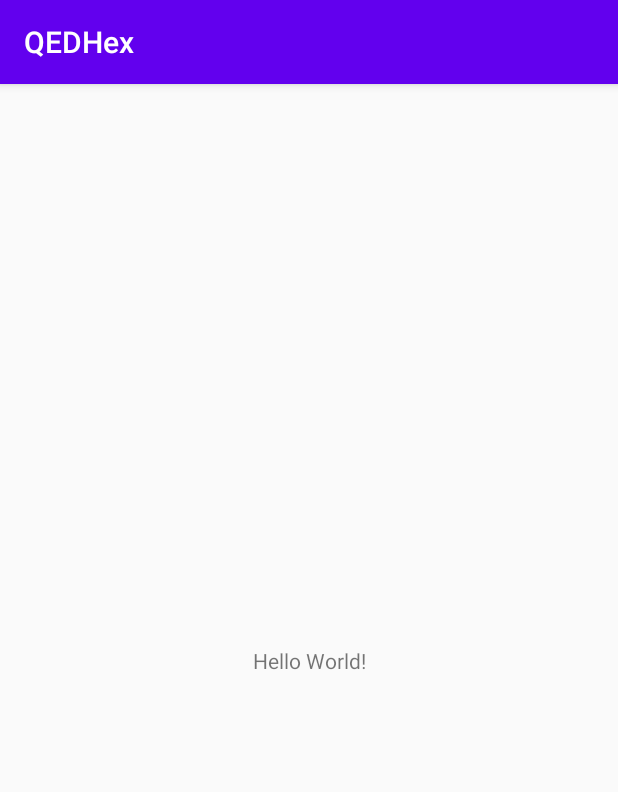
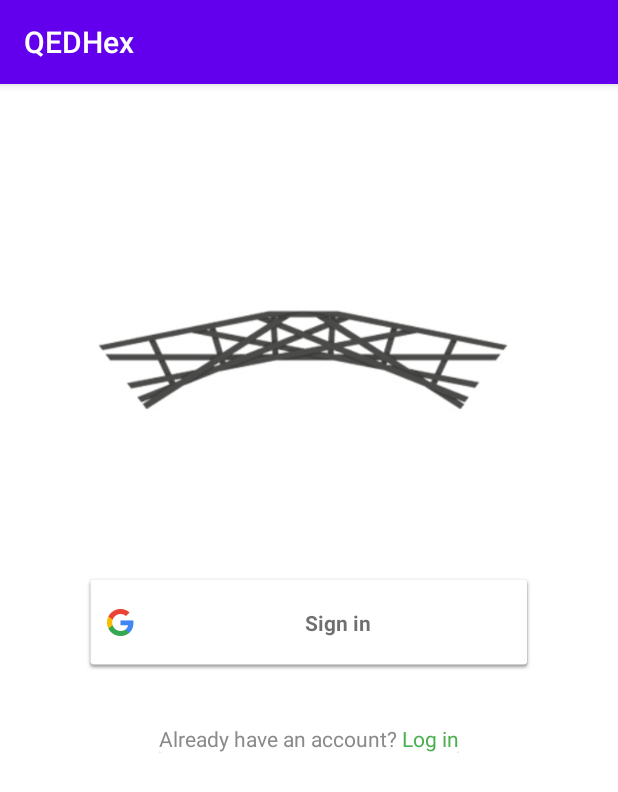
Before and after one commit to shonky11/QEDHex, an Android app: the screen it shows after launch (MainActivity before the commit, SignUpActivity after it), on a phone screen of 412 x 824 dp. Shown: the top 792 px of the screen. Run offline under Robolectric (Android 15) with nearby library versions, the light colour scheme and no system bars; our stand-ins replace Firebase (no records; nobody signed in at launch, a user with empty details on screens opened directly).

Commit message:
sign up activity and user object added

```diff
--- /dev/null
+++ b/app/src/main/java/com/qads/qedhex/SignUpActivity.java
@@ -0,0 +1,212 @@
+package com.qads.qedhex;
+
+import android.content.Intent;
+import android.os.Bundle;
+import android.util.Log;
+import android.view.View;
+import android.widget.ImageView;
+import android.widget.LinearLayout;
+import android.widget.Toast;
+
+import androidx.annotation.NonNull;
+import androidx.annotation.Nullable;
+import androidx.appcompat.app.AppCompatActivity;
+import androidx.cardview.widget.CardView;
+
+import com.google.android.gms.auth.api.signin.GoogleSignIn;
+import com.google.android.gms.auth.api.signin.GoogleSignInAccount;
+import com.google.android.gms.auth.api.signin.GoogleSignInClient;
+import com.google.android.gms.auth.api.signin.GoogleSignInOptions;
+import com.google.android.gms.common.SignInButton;
+import com.google.android.gms.common.api.ApiException;
+import com.google.android.gms.tasks.OnCompleteListener;
+import com.google.android.gms.tasks.OnFailureListener;
+import com.google.android.gms.tasks.OnSuccessListener;
+import com.google.android.gms.tasks.Task;
+import com.google.firebase.auth.AuthCredential;
+import com.google.firebase.auth.AuthResult;
+import com.google.firebase.auth.FirebaseAuth;
+import com.google.firebase.auth.FirebaseUser;
+import com.google.firebase.auth.GoogleAuthProvider;
+import com.google.firebase.firestore.DocumentReference;
+import com.google.firebase.firestore.DocumentSnapshot;
+import com.google.firebase.firestore.FirebaseFirestore;
+
+import java.util.Objects;
+
+public class SignUpActivity extends AppCompatActivity {
+
+    private static final String TAG = "LoginActivity";
+    private static final int RC_SIGN_IN = 9001;
+
+    private SignInButton mSignInButton;
+    private ImageView sign_in_button;
+
+    private LinearLayout login_layout;
+    private CardView login_card;
+
+    private GoogleSignInClient mSignInClient;
+
+    // Firebase instance variables
+    private FirebaseAuth mFirebaseAuth;
+    private FirebaseAuth firebaseAuth = FirebaseAuth.getInstance();
+    private FirebaseAuth.AuthStateListener mAuthStateListener;
+
+    @Override
+    protected void onCreate(@Nullable Bundle savedInstanceState) {
+        super.onCreate(savedInstanceState);
+        setContentView(R.layout.activity_sign_up);
+
+        // Assign fields
+        mFirebaseAuth = FirebaseAuth.getInstance();
+        //mSignInButton = (SignInButton) findViewById(R.id.sign_in_button);
+        //sign_in_button = (ImageView) findViewById(R.id.sign_in_button_image);
+
+        SignInButton sign_in_button = findViewById(R.id.sign_in_button);
+        sign_in_button.setSize(SignInButton.SIZE_STANDARD);
+
+        sign_in_button.setOnClickListener(new View.OnClickListener() {
+            @Override
+            public void onClick(View view) {
+                signIn();
+            }
+        });
+
+        login_layout = findViewById(R.id.login_layout);
+        login_card = (CardView) findViewById(R.id.login_card);
+
+        login_card.setOnClickListener(new View.OnClickListener() {
+            @Override
+            public void onClick(View view) {
+                signIn();
+            }
+        });
+
+        // Configure Google Sign In
+        GoogleSignInOptions gso = new GoogleSignInOptions.Builder(GoogleSignInOptions.DEFAULT_SIGN_IN)
+                .requestIdToken(getString(R.string.default_web_client_id))
+                .requestEmail()
+                .build();
+        mSignInClient = GoogleSignIn.getClient(this, gso);
+
+        // Set click listeners
+        //mSignInButton.setOnClickListener(this);
+
+        mAuthStateListener = new FirebaseAuth.AuthStateListener() {
+            @Override
+            public void onAuthStateChanged(@NonNull FirebaseAuth firebaseAuth) {
+                FirebaseUser firebaseUser = firebaseAuth.getCurrentUser();
+                if (firebaseUser != null) {
+                    Intent intent = new Intent(SignUpActivity.this, MainActivity.class);
+                    startActivity(intent);
+                    finish();
+                }
+            }
+        };
+
+    }
+
+    @Override
+    protected void onStart() {
+        super.onStart();
+        FirebaseUser firebaseUser = firebaseAuth.getCurrentUser();
+        if (firebaseUser != null) {
+            firebaseAuth.addAuthStateListener(mAuthStateListener);
+        }
+    }
+
+    @Override
+    protected void onStop() {
+        super.onStop();
+        firebaseAuth.removeAuthStateListener(mAuthStateListener);
+    }
+
+    //add required sign in method that actually presents the user with the google sign in ui
+    private void signIn() {
+        Intent signInIntent = mSignInClient.getSignInIntent();
+        startActivityForResult(signInIntent, RC_SIGN_IN);
+    }
+
+    @Override
+    protected void onActivityResult(int requestCode, int resultCode, @Nullable Intent data) {
+        super.onActivityResult(requestCode, resultCode, data);
+
+        // Result returned from launching the Intent in signIn()
+        if (requestCode == RC_SIGN_IN) {
+            Task<GoogleSignInAccount> task = GoogleSignIn.getSignedInAccountFromIntent(data);
+            try {
+                // Google Sign In was successful, authenticate with Firebase
+                final GoogleSignInAccount account = task.getResult(ApiException.class);
+                firebaseAuthWithGoogle(account);
+
+            } catch (ApiException e) {
+                // Google Sign In failed, update UI appropriately
+                Log.w(TAG, "Google sign in failed", e);
+            }
+        }
+    }
+
+    private void firebaseAuthWithGoogle(final GoogleSignInAccount acct) {
+        Log.d(TAG, "firebaseAuthWithGoogle:" + acct.getId());
+        AuthCredential credential = GoogleAuthProvider.getCredential(acct.getIdToken(), null);
+        mFirebaseAuth.signInWithCredential(credential)
+                .addOnCompleteListener(this, new OnCompleteListener<AuthResult>() {
+                    @Override
+                    public void onComplete(@NonNull Task<AuthResult> task) {
+                        Log.d(TAG, "signInWithCredential:onComplete:" + task.isSuccessful());
+
+                        // If sign in fails, display a message to the user. If sign in succeeds
+                        // the auth state listener will be notified and logic to handle the
+                        // signed in user can be handled in the listener.
+                        if (!task.isSuccessful()) {
+                            Log.w(TAG, "signInWithCredential", task.getException());
+                            Toast.makeText(SignUpActivity.this, "Authentication failed.",
+                                    Toast.LENGTH_SHORT).show();
+                        } else {
+                            FirebaseUser user = mFirebaseAuth.getCurrentUser();
+                            FirebaseFirestore rootRef = FirebaseFirestore.getInstance();
+                            Log.d(TAG, "onComplete: " + mFirebaseAuth.getUid());
+                            final DocumentReference docIdRef = rootRef.collection("users").document(Objects.requireNonNull(mFirebaseAuth.getUid()));
+                            docIdRef.get().addOnCompleteListener(new OnCompleteListener<DocumentSnapshot>() {
+                                @Override
+                                public void onComplete(@NonNull Task<DocumentSnapshot> task1) {
+                                    if (task1.isSuccessful()) {
+                                        DocumentSnapshot document = task1.getResult();
+                                        Log.d(TAG, "Document exists!");
+                                        /*FirebaseMessaging.getInstance().subscribeToTopic(Objects.requireNonNull(mFirebaseAuth.getUid()))
+                                                .addOnCompleteListener(new OnCompleteListener<Void>() {
+                                                    @Override
+                                                    public void onComplete(@NonNull Task<Void> task) {
+                                                        if (!task.isSuccessful()) {
+                                                            Toast.makeText(getApplicationContext(), "Error!", Toast.LENGTH_SHORT).show();
+                                                        }
+
+                                                    }
+                                                });*/
+                                        User users = new User("", mFirebaseAuth.getUid());
+                                        docIdRef.set(users)
+                                                .addOnSuccessListener(new OnSuccessListener<Void>() {
+                                                    @Override
+                                                    public void onSuccess(Void aVoid) {
+                                                        Log.d(TAG, "DocumentSnapshot written with ID: ");
+                                                    }
+                                                })
+                                                .addOnFailureListener(new OnFailureListener() {
+                                                    @Override
+                                                    public void onFailure(@NonNull Exception e) {
+                                                        Log.w(TAG, "Error adding document", e);
+                                                    }
+                                                });
+                                        startActivity(new Intent(SignUpActivity.this, MainActivity.class));
+
+                                        finish();
+                                    } else {
+                                        Log.d(TAG, "Failed with: ", task1.getException());
+                                    }
+                                }
+                            });
+                        }
+                    }
+                });
+    }
+}
--- /dev/null
+++ b/app/src/main/res/layout/activity_sign_up.xml
@@ -0,0 +1,104 @@
+<?xml version="1.0" encoding="utf-8"?>
+<androidx.coordinatorlayout.widget.CoordinatorLayout xmlns:android="http://schemas.android.com/apk/res/android"
+    xmlns:app="http://schemas.android.com/apk/res-auto"
+    xmlns:tools="http://schemas.android.com/tools"
+    android:layout_width="match_parent"
+    android:layout_height="match_parent"
+    android:background="#FFFFFF">
+
+    <LinearLayout
+        android:id="@+id/relative_layout"
+        android:layout_width="match_parent"
+        android:layout_height="match_parent"
+        android:orientation="vertical"
+        tools:layout_editor_absoluteX="0dp"
+        tools:layout_editor_absoluteY="0dp">
+
+        <ImageView
+            android:id="@+id/imageView2"
+            android:layout_width="300dp"
+            android:layout_height="wrap_content"
+            android:layout_gravity="center_horizontal"
+            android:layout_marginTop="100sp"
+            android:contentDescription="bridge_logo"
+            android:src="@drawable/ic_bridge_logo"/>
+
+        <com.google.android.gms.common.SignInButton
+            android:id="@+id/sign_in_button"
+            android:layout_width="300dp"
+            android:layout_height="65dp"
+            android:layout_marginTop="60sp"
+            android:layout_gravity="center_horizontal"
+            android:contentDescription="@string/common_signin_button_text"
+            />
+
+        <!--<com.google.android.gms.common.SignInButton
+            android:id="@+id/sign_in_button"
+            android:layout_width="300sp"
+            android:layout_height="60sp"
+            android:layout_below="@id/imageView2"
+            android:layout_gravity="center_horizontal"
+            android:layout_marginTop="5sp"
+            android:background="#00FFFFFF"
+            android:text="Sign In with Raven"
+            app:srcCompat="@drawable/ic_culs_signin_button" />-->
+
+
+
+        <RelativeLayout
+            android:layout_width="match_parent"
+            android:layout_height="wrap_content"
+            android:layout_gravity="center"
+            android:layout_marginTop="25dp"
+            >
+
+            <LinearLayout
+                android:id="@+id/login_layout"
+                android:layout_width="wrap_content"
+                android:layout_height="wrap_content"
+                android:orientation="horizontal"
+                android:layout_centerHorizontal="true"
+                android:padding="10dp">
+
+                <androidx.cardview.widget.CardView
+                    android:id="@+id/login_card"
+                    android:layout_width="wrap_content"
+                    android:layout_height="wrap_content">
+
+                    <LinearLayout
+                        android:layout_width="wrap_content"
+                        android:layout_height="wrap_content"
+                        android:orientation="horizontal">
+
+                        <TextView
+                            android:layout_width="wrap_content"
+                            android:layout_height="wrap_content"
+                            android:text="Already have an account?"
+                            android:layout_gravity="center_horizontal"
+                            android:textColor="@color/gray"
+                            android:textSize="14sp"
+                            />
+
+                        <TextView
+                            android:layout_width="wrap_content"
+                            android:layout_height="wrap_content"
+                            android:text=" Log in"
+                            android:textSize="14sp"
+                            android:textColor="@color/queenscolor"
+                            android:layout_gravity="center_horizontal"
+                            />
+
+                    </LinearLayout>
+
+
+                </androidx.cardview.widget.CardView>
+
+
+            </LinearLayout>
+        </RelativeLayout>
+
+
+
+    </LinearLayout>
+
+</androidx.coordinatorlayout.widget.CoordinatorLayout>
--- a/app/src/main/res/values/colors.xml
+++ b/app/src/main/res/values/colors.xml
@@ -3,4 +3,6 @@
     <color name="colorPrimary">#6200EE</color>
     <color name="colorPrimaryDark">#3700B3</color>
     <color name="colorAccent">#03DAC5</color>
+    <color name="gray">#8A8A8A</color>
+    <color name="queenscolor">#4CAF50</color>
 </resources>
--- a/build.gradle
+++ b/build.gradle
@@ -9,6 +9,8 @@
     }
     dependencies {
         classpath 'com.android.tools.build:gradle:3.6.3'
+        classpath 'com.google.gms:google-services:4.2.0'
+        classpath 'com.google.firebase:firebase-crashlytics-gradle:2.2.0'
 
 
         // NOTE: Do not place your application dependencies here; they belong
```
Also changed, not shown: app/build.gradle (+60 -0 lines), app/src/main/AndroidManifest.xml (+11 -2 lines), app/src/main/java/com/qads/qedhex/User.java (added, +28 -0 lines), app/src/main/res/drawable-v24/ic_bridge_logo.png (added).
